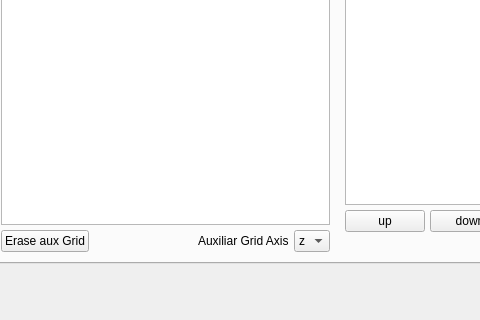
The window that ui/dialog.ui (LubomirJagos/FreeCAD-OpenEMS-Export) describes before a commit, drawn with Qt 5; both pictures show x 442 to 922 and y 402 to 722 of the 1130 by 722 pixel window.
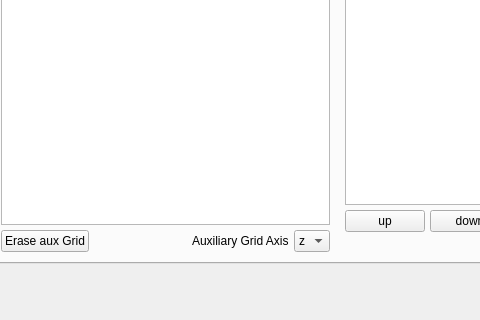
The same window after the commit.

```diff
--- a/ui/dialog.ui
+++ b/ui/dialog.ui
@@ -283,7 +283,7 @@
              <item>
               <widget class="QLabel" name="label">
                <property name="text">
-                <string>Auxiliar Grid Axis</string>
+                <string>Auxiliary Grid Axis</string>
                </property>
               </widget>
              </item>
```
